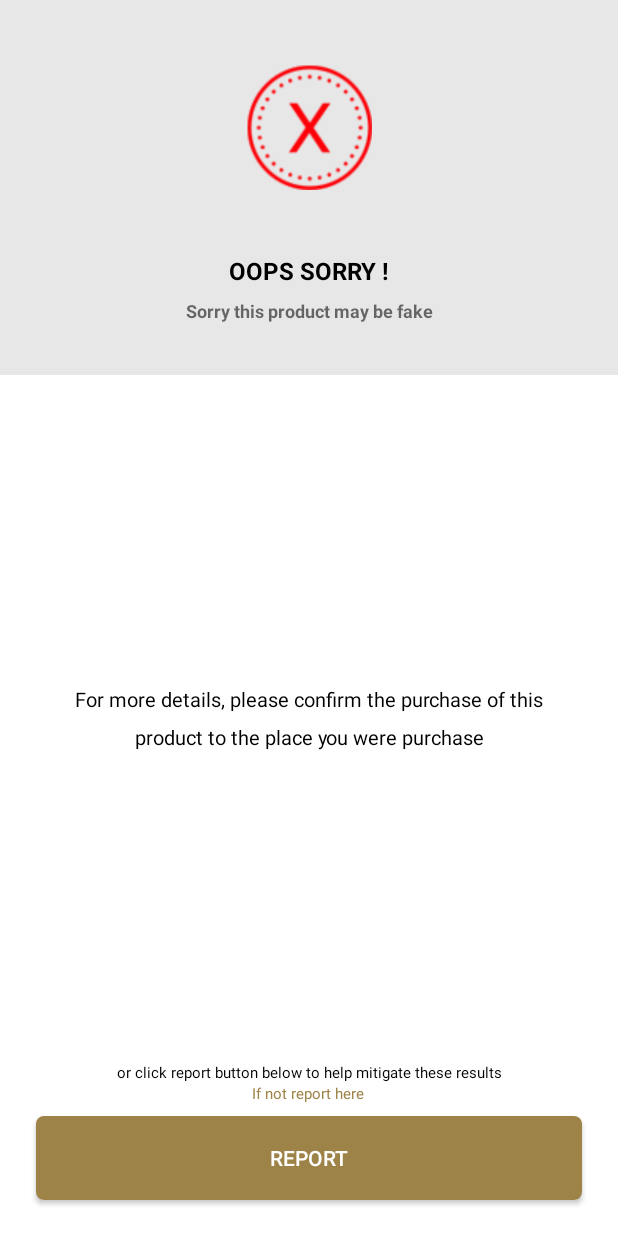
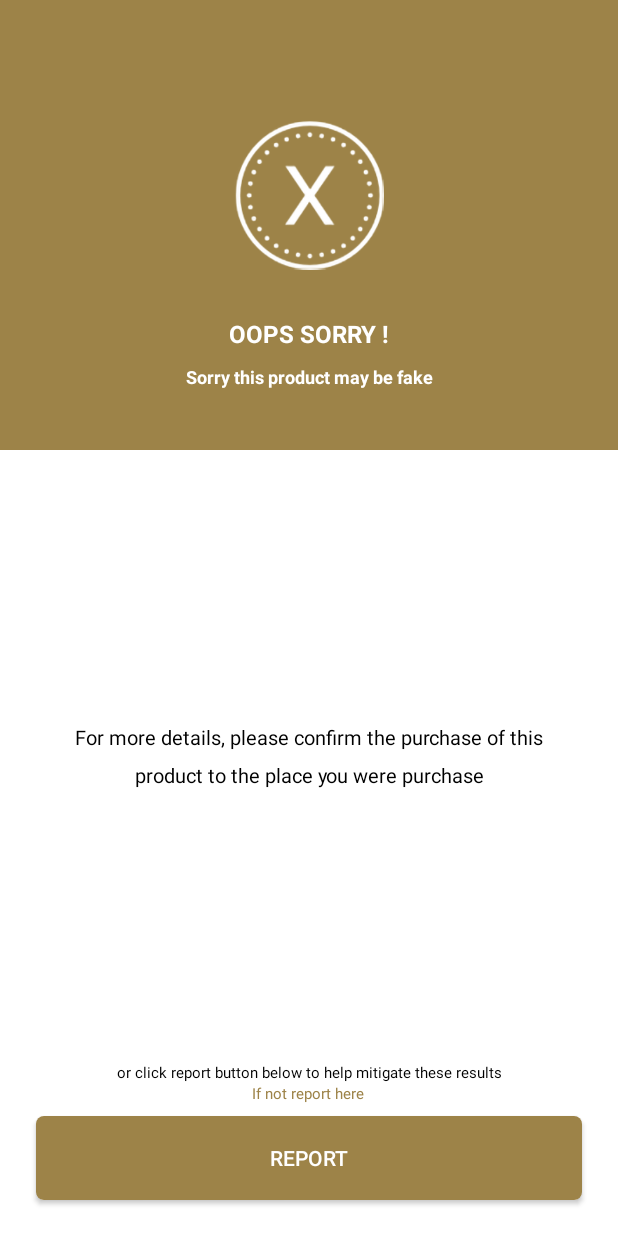
Before and after one commit to authenticguardsid/AG-V3-Android, an Android app: the UnverifiedProductActivity screen opened directly, with no data from a screen before it, on a phone screen of 412 x 824 dp. Run offline under Robolectric (Android 15) with nearby library versions, the phone set to English and light mode, and no system bars.

Commit message:
memperbaiki tampilan Home, Product, Scanner, Notification

```diff
--- a/app/src/main/java/com/agreader/screen/ProductDetailActivity.java
+++ b/app/src/main/java/com/agreader/screen/ProductDetailActivity.java
@@ -28,7 +28,7 @@ import com.synnapps.carouselview.ImageListener;
 public class ProductDetailActivity extends AppCompatActivity {
 
     CarouselView carouselView;
-    int[] sampleImages = {R.drawable.test14, R.drawable.test15, R.drawable.test16};
+    int[] sampleImages = {R.drawable.test13, R.drawable.test15, R.drawable.test16};
 
     private Button button;
 
--- a/app/src/main/res/layout/activity_product_detail.xml
+++ b/app/src/main/res/layout/activity_product_detail.xml
@@ -30,7 +30,8 @@
                     android:layout_height="0dp"
                     android:layout_weight="0.5"
                     android:textSize="20sp"
-                    android:textColor="@color/colorGold"
+                    android:background="@color/colorGold"
+                    android:textColor="@color/colorWhite"
                     android:text="PRODUCT DETAIL"
                     android:textStyle="bold"
                     android:gravity="center"/>
--- a/app/src/main/res/layout/activity_report.xml
+++ b/app/src/main/res/layout/activity_report.xml
@@ -94,7 +94,7 @@
                         android:layout_width="match_parent"
                         android:layout_height="wrap_content"
                         android:drawablePadding="15dp"
-                        android:hint="Nama Clinic"
+                        android:hint="Nama Brand"
                         android:inputType="text" />
 
                 </android.support.design.widget.TextInputLayout>
@@ -108,7 +108,7 @@
                         android:layout_width="match_parent"
                         android:layout_height="wrap_content"
                         android:drawablePadding="15dp"
-                        android:hint="Alamat Clinic"
+                        android:hint="Alamat"
                         android:inputType="text" />
 
                 </android.support.design.widget.TextInputLayout>
--- a/app/src/main/res/layout/activity_unverified_product.xml
+++ b/app/src/main/res/layout/activity_unverified_product.xml
@@ -14,8 +14,8 @@
         <RelativeLayout
             android:id="@+id/rellayout0"
             android:layout_width="match_parent"
-            android:layout_height="250dp"
-            android:background="#e7e7e7"
+            android:layout_height="300dp"
+            android:background="@color/colorGold"
             android:gravity="center">
 
             <LinearLayout
@@ -26,10 +26,12 @@
                 android:weightSum="3">
 
                 <ImageView
-                    android:layout_width="84dp"
-                    android:layout_height="84dp"
+                    android:layout_width="100dp"
+                    android:layout_height="100dp"
                     android:layout_gravity="center"
                     android:layout_weight="2.3"
+                    android:paddingTop="48dp"
+                    android:tint="@color/colorWhite"
                     android:src="@drawable/icons_8_xbox_x"/>
 
                 <TextView
@@ -38,7 +40,7 @@
                     android:layout_weight="0.2"
                     android:text="OOPS SORRY !"
                     android:textAlignment="center"
-                    android:textColor="#000000"
+                    android:textColor="#FFF"
                     android:textSize="16sp"
                     android:textStyle="bold"
                     android:typeface="sans"/>
@@ -49,12 +51,9 @@
                     android:layout_weight="0.5"
                     android:text="Sorry this product may be fake"
                     android:textAlignment="center"
-                    android:textColor="#90000000"
+                    android:textColor="#FFF"
                     android:textSize="12sp"
                     android:textStyle="bold"
-                    android:lineSpacingMultiplier="1.5"
-                    android:layout_marginStart="36dp"
-                    android:layout_marginEnd="36dp"
                     android:typeface="sans"/>
 
             </LinearLayout>
```
Also changed, not shown: app/src/main/res/layout/activity_share.xml (+16 -2 lines), app/src/main/res/layout/activity_verified_product.xml (+8 -6 lines), app/src/main/res/layout/fragment_home.xml (+6 -16 lines), app/src/main/res/layout/home_section_3.xml (+10 -0 lines), app/src/main/ic_success-web.png (added), app/src/main/res/drawable/icons_8_verified_account.png, app/src/main/res/drawable/icons_8_xbox_x.png, app/src/main/res/drawable/test13.jpg, app/src/main/res/drawable/test14.jpg, app/src/main/res/drawable/test15.jpg, app/src/main/res/drawable/test16.jpg, app/src/main/res/mipmap-hdpi/ic_success.png (added), app/src/main/res/mipmap-mdpi/ic_success.png (added), app/src/main/res/mipmap-xhdpi/ic_success.png (added), 2 more files.
